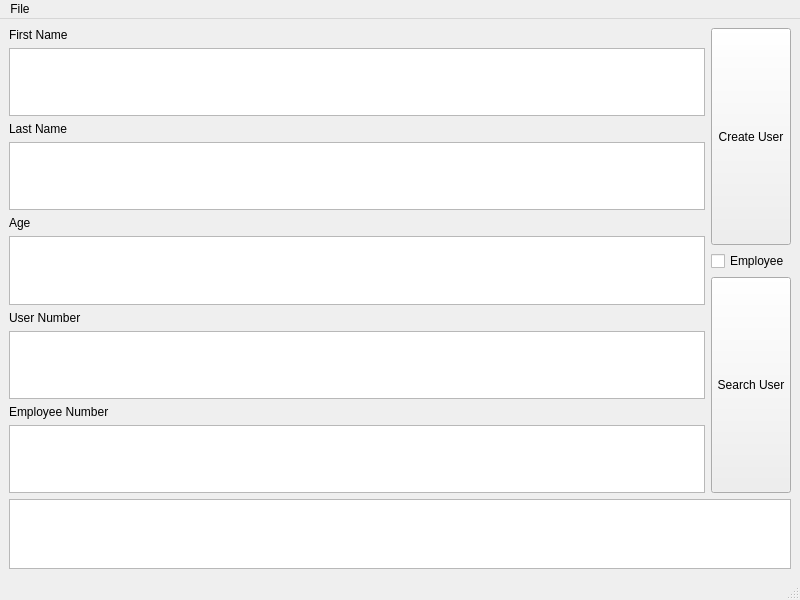
Before: the Qt Designer form ui/mainwindow.ui in hevansa98/Sample-GUI, drawn with Qt 5.
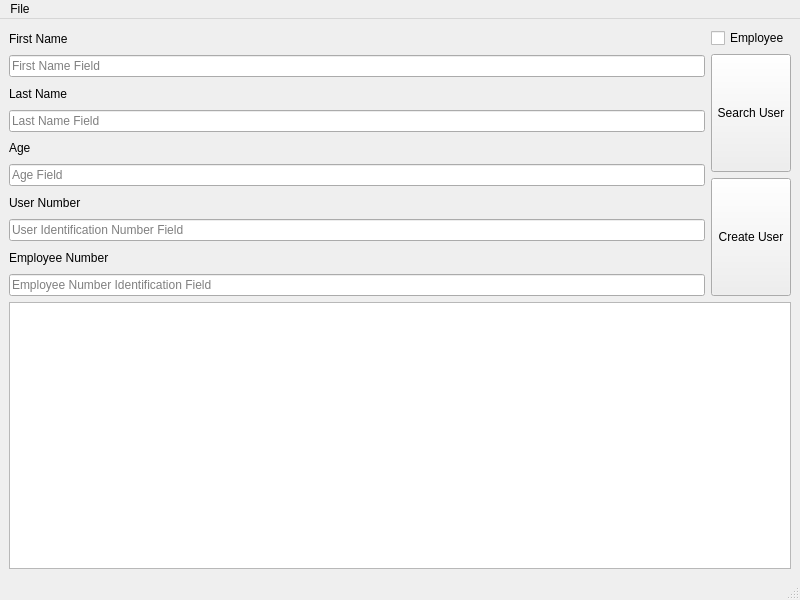
After: the same form once the commit is applied.

Commit message: Fully* integrated except for bottom window output

```diff
--- a/ui/mainwindow.ui
+++ b/ui/mainwindow.ui
@@ -29,20 +29,6 @@
    <layout class="QGridLayout" name="gridLayout_2">
     <item row="1" column="0">
      <layout class="QGridLayout" name="fieldLayout">
-      <item row="8" column="0">
-       <widget class="QLabel" name="label_5">
-        <property name="text">
-         <string>Employee Number</string>
-        </property>
-       </widget>
-      </item>
-      <item row="4" column="0">
-       <widget class="QLabel" name="label_3">
-        <property name="text">
-         <string>Age</string>
-        </property>
-       </widget>
-      </item>
       <item row="2" column="0">
        <widget class="QLabel" name="label_2">
         <property name="text">
@@ -50,77 +36,6 @@
         </property>
        </widget>
       </item>
-      <item row="7" column="0">
-       <widget class="QTextEdit" name="UserNumLabel">
-        <property name="sizePolicy">
-         <sizepolicy hsizetype="MinimumExpanding" vsizetype="MinimumExpanding">
-          <horstretch>0</horstretch>
-          <verstretch>0</verstretch>
-         </sizepolicy>
-        </property>
-        <property name="minimumSize">
-         <size>
-          <width>0</width>
-          <height>0</height>
-         </size>
-        </property>
-       </widget>
-      </item>
-      <item row="1" column="0">
-       <widget class="QTextEdit" name="FNLabel">
-        <property name="sizePolicy">
-         <sizepolicy hsizetype="MinimumExpanding" vsizetype="MinimumExpanding">
-          <horstretch>0</horstretch>
-          <verstretch>0</verstretch>
-         </sizepolicy>
-        </property>
-        <property name="minimumSize">
-         <size>
-          <width>0</width>
-          <height>0</height>
-         </size>
-        </property>
-        <property name="toolTip">
-         <string>First Name Here</string>
-        </property>
-        <property name="html">
-         <string>&lt;!DOCTYPE HTML PUBLIC &quot;-//W3C//DTD HTML 4.0//EN&quot; &quot;http://www.w3.org/TR/REC-html40/strict.dtd&quot;&gt;
-&lt;html&gt;&lt;head&gt;&lt;meta name=&quot;qrichtext&quot; content=&quot;1&quot; /&gt;&lt;style type=&quot;text/css&quot;&gt;
-p, li { white-space: pre-wrap; }
-&lt;/style&gt;&lt;/head&gt;&lt;body style=&quot; font-family:'Sans Serif'; font-size:9pt; font-weight:400; font-style:normal;&quot;&gt;
-&lt;p style=&quot;-qt-paragraph-type:empty; margin-top:0px; margin-bottom:0px; margin-left:0px; margin-right:0px; -qt-block-indent:0; text-indent:0px;&quot;&gt;&lt;br /&gt;&lt;/p&gt;&lt;/body&gt;&lt;/html&gt;</string>
-        </property>
-       </widget>
-      </item>
-      <item row="5" column="0">
-       <widget class="QTextEdit" name="AgeLabel">
-        <property name="sizePolicy">
-         <sizepolicy hsizetype="MinimumExpanding" vsizetype="MinimumExpanding">
-          <horstretch>0</horstretch>
-          <verstretch>0</verstretch>
-         </sizepolicy>
-        </property>
-        <property name="minimumSize">
-         <size>
-          <width>0</width>
-          <height>0</height>
-         </size>
-        </property>
-        <property name="toolTip">
-         <string>&lt;html&gt;&lt;head/&gt;&lt;body&gt;&lt;p&gt;Age Here&lt;/p&gt;&lt;/body&gt;&lt;/html&gt;</string>
-        </property>
-        <property name="whatsThis">
-         <string>&lt;html&gt;&lt;head/&gt;&lt;body&gt;&lt;p&gt;&lt;br/&gt;&lt;/p&gt;&lt;/body&gt;&lt;/html&gt;</string>
-        </property>
-        <property name="html">
-         <string>&lt;!DOCTYPE HTML PUBLIC &quot;-//W3C//DTD HTML 4.0//EN&quot; &quot;http://www.w3.org/TR/REC-html40/strict.dtd&quot;&gt;
-&lt;html&gt;&lt;head&gt;&lt;meta name=&quot;qrichtext&quot; content=&quot;1&quot; /&gt;&lt;style type=&quot;text/css&quot;&gt;
-p, li { white-space: pre-wrap; }
-&lt;/style&gt;&lt;/head&gt;&lt;body style=&quot; font-family:'Sans Serif'; font-size:9pt; font-weight:400; font-style:normal;&quot;&gt;
-&lt;p style=&quot;-qt-paragraph-type:empty; margin-top:0px; margin-bottom:0px; margin-left:0px; margin-right:0px; -qt-block-indent:0; text-indent:0px;&quot;&gt;&lt;br /&gt;&lt;/p&gt;&lt;/body&gt;&lt;/html&gt;</string>
-        </property>
-       </widget>
-      </item>
       <item row="6" column="0">
        <widget class="QLabel" name="label_4">
         <property name="text">
@@ -128,45 +43,31 @@
         </property>
        </widget>
       </item>
-      <item row="9" column="0">
-       <widget class="QTextEdit" name="EmpNumLabel">
-        <property name="sizePolicy">
-         <sizepolicy hsizetype="MinimumExpanding" vsizetype="MinimumExpanding">
-          <horstretch>0</horstretch>
-          <verstretch>0</verstretch>
-         </sizepolicy>
+      <item row="1" column="0">
+       <widget class="QLineEdit" name="FNField">
+        <property name="placeholderText">
+         <string>First Name Field</string>
         </property>
-        <property name="minimumSize">
-         <size>
-          <width>0</width>
-          <height>0</height>
-         </size>
+       </widget>
+      </item>
+      <item row="4" column="0">
+       <widget class="QLabel" name="label_3">
+        <property name="text">
+         <string>Age</string>
+        </property>
+       </widget>
+      </item>
+      <item row="8" column="0">
+       <widget class="QLabel" name="label_5">
+        <property name="text">
+         <string>Employee Number</string>
         </property>
        </widget>
       </item>
       <item row="3" column="0">
-       <widget class="QTextEdit" name="LNLabel">
-        <property name="sizePolicy">
-         <sizepolicy hsizetype="MinimumExpanding" vsizetype="MinimumExpanding">
-          <horstretch>0</horstretch>
-          <verstretch>0</verstretch>
-         </sizepolicy>
-        </property>
-        <property name="minimumSize">
-         <size>
-          <width>0</width>
-          <height>0</height>
-         </size>
-        </property>
-        <property name="toolTip">
-         <string>&lt;html&gt;&lt;head/&gt;&lt;body&gt;&lt;p&gt;Last Name Here&lt;/p&gt;&lt;/body&gt;&lt;/html&gt;</string>
-        </property>
-        <property name="html">
-         <string>&lt;!DOCTYPE HTML PUBLIC &quot;-//W3C//DTD HTML 4.0//EN&quot; &quot;http://www.w3.org/TR/REC-html40/strict.dtd&quot;&gt;
-&lt;html&gt;&lt;head&gt;&lt;meta name=&quot;qrichtext&quot; content=&quot;1&quot; /&gt;&lt;style type=&quot;text/css&quot;&gt;
-p, li { white-space: pre-wrap; }
-&lt;/style&gt;&lt;/head&gt;&lt;body style=&quot; font-family:'Sans Serif'; font-size:9pt; font-weight:400; font-style:normal;&quot;&gt;
-&lt;p style=&quot;-qt-paragraph-type:empty; margin-top:0px; margin-bottom:0px; margin-left:0px; margin-right:0px; -qt-block-indent:0; text-indent:0px;&quot;&gt;&lt;br /&gt;&lt;/p&gt;&lt;/body&gt;&lt;/html&gt;</string>
+       <widget class="QLineEdit" name="LNField">
+        <property name="placeholderText">
+         <string>Last Name Field</string>
         </property>
        </widget>
       </item>
@@ -177,6 +78,27 @@
         </property>
        </widget>
       </item>
+      <item row="5" column="0">
+       <widget class="QLineEdit" name="AgeField">
+        <property name="placeholderText">
+         <string>Age Field</string>
+        </property>
+       </widget>
+      </item>
+      <item row="7" column="0">
+       <widget class="QLineEdit" name="UserNumField">
+        <property name="placeholderText">
+         <string>User Identification Number Field</string>
+        </property>
+       </widget>
+      </item>
+      <item row="9" column="0">
+       <widget class="QLineEdit" name="EmpNumField">
+        <property name="placeholderText">
+         <string>Employee Number Identification Field</string>
+        </property>
+       </widget>
+      </item>
      </layout>
     </item>
     <item row="1" column="1">
@@ -184,22 +106,6 @@
       <property name="sizeConstraint">
        <enum>QLayout::SetDefaultConstraint</enum>
       </property>
-      <item>
-       <widget class="QPushButton" name="CreateUserButton">
-        <property name="sizePolicy">
-         <sizepolicy hsizetype="Preferred" vsizetype="Expanding">
-          <horstretch>0</horstretch>
-          <verstretch>0</verstretch>
-         </sizepolicy>
-        </property>
-        <property name="text">
-         <string>Create User</string>
-        </property>
-        <property name="flat">
-         <bool>false</bool>
-        </property>
-       </widget>
-      </item>
       <item>
        <widget class="QCheckBox" name="EmpCheckBox">
         <property name="text">
@@ -229,6 +135,22 @@
         </property>
        </widget>
       </item>
+      <item>
+       <widget class="QPushButton" name="CreateUserButton">
+        <property name="sizePolicy">
+         <sizepolicy hsizetype="Preferred" vsizetype="Expanding">
+          <horstretch>0</horstretch>
+          <verstretch>0</verstretch>
+         </sizepolicy>
+        </property>
+        <property name="text">
+         <string>Create User</string>
+        </property>
+        <property name="flat">
+         <bool>false</bool>
+        </property>
+       </widget>
+      </item>
      </layout>
     </item>
     <item row="2" column="0" colspan="2">
@@ -237,10 +159,17 @@
        <number>6</number>
       </property>
       <property name="sizeConstraint">
-       <enum>QLayout::SetMaximumSize</enum>
+       <enum>QLayout::SetMinimumSize</enum>
       </property>
       <item>
-       <widget class="QListWidget" name="taskOutput"/>
+       <widget class="QListWidget" name="taskOutput">
+        <property name="sizePolicy">
+         <sizepolicy hsizetype="Expanding" vsizetype="Expanding">
+          <horstretch>0</horstretch>
+          <verstretch>0</verstretch>
+         </sizepolicy>
+        </property>
+       </widget>
       </item>
      </layout>
     </item>
```
The commit also changes 8 other files.
